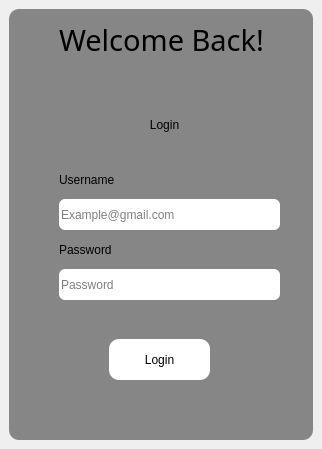
The window that Resources/Ui/Login.ui (Darshitjivani/MBAS) describes before a commit, drawn with Qt 5.
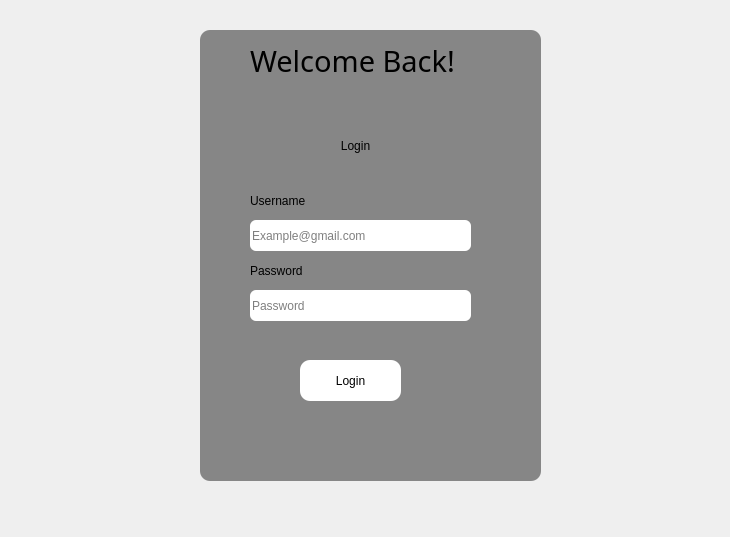
The same window after the commit.

```diff
--- a/Resources/Ui/Login.ui
+++ b/Resources/Ui/Login.ui
@@ -6,8 +6,8 @@
    <rect>
     <x>0</x>
     <y>0</y>
-    <width>322</width>
-    <height>449</height>
+    <width>730</width>
+    <height>537</height>
    </rect>
   </property>
   <property name="windowTitle">
@@ -17,10 +17,10 @@
    <widget class="QWidget" name="widget" native="true">
     <property name="geometry">
      <rect>
-      <x>9</x>
-      <y>9</y>
-      <width>304</width>
-      <height>431</height>
+      <x>200</x>
+      <y>30</y>
+      <width>341</width>
+      <height>451</height>
      </rect>
     </property>
     <property name="styleSheet">
```
